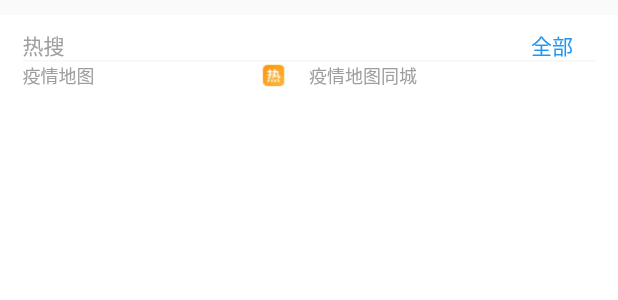
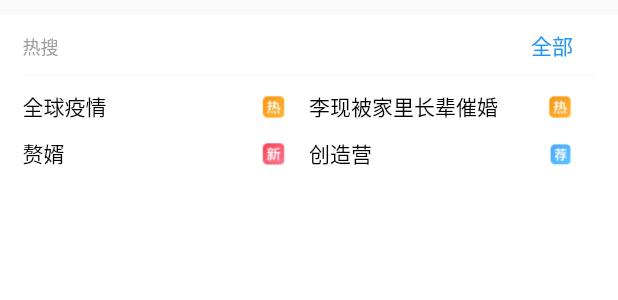
Before and after one commit to linliff/weibo_international_flutter, a Flutter app: the HotSearchWidget widget shown alone on an empty page, opened directly, on a phone screen of 412 x 824 dp. Shown: the top 300 px of the screen. Run offline on Flutter 3.47's test engine with Material 2 defaults, Android fonts, the phone set to English and light mode, and no system bars; our stand-ins replace dio, video_player; generated files the repository leaves out were written again; network calls fail.

Commit message:
完善趋势页面

```diff
--- a/lib/main/discover/HotSearchWidget.dart
+++ b/lib/main/discover/HotSearchWidget.dart
@@ -16,12 +16,13 @@ class HotSearchWidget extends StatelessWidget {
   Widget build(BuildContext context) {
     return Container(
         margin: EdgeInsets.only(top: 10),
-        padding: EdgeInsets.only(top: 10, right: 15, left: 15),
+        padding: EdgeInsets.only(top: 10, right: 15, left: 15, bottom: 10),
         color: Colors.white,
         child: Column(
           children: [
-            _getTitleWidget('热搜'),
+            _getTitleWidget(),
             Container(
+              margin: EdgeInsets.only(top: 10, bottom: 10),
               height: 0.5,
               color: GlobalConfig.color_light_gray,
             ),
@@ -31,13 +32,13 @@ class HotSearchWidget extends StatelessWidget {
                   child: Row(
                     children: <Widget>[
                       Text(
-                        "疫情地图",
-                        style: TextStyle(fontSize: 12, color: Colors.grey),
+                        "全球疫情",
+                        style: TextStyle(fontSize: 14, color: Colors.black),
                       ),
                       Spacer(),
                       Container(
                         margin: EdgeInsets.only(right: 15),
-                        child:ImageSourceUtil.getImageByPath(
+                        child: ImageSourceUtil.getImageByPath(
                           Constant.ASSETS_IMG + 'ic_hot_hot.jpg',
                           17,
                           17,
@@ -51,12 +52,65 @@ class HotSearchWidget extends StatelessWidget {
                   child: Row(
                     children: <Widget>[
                       Text(
-                        "疫情地图",
-                        style: TextStyle(fontSize: 12, color: Colors.grey),
+                        "李现被家里长辈催婚",
+                        style: TextStyle(fontSize: 14, color: Colors.black),
                       ),
+                      Spacer(),
+                      Container(
+                        margin: EdgeInsets.only(right: 15),
+                        child: ImageSourceUtil.getImageByPath(
+                          Constant.ASSETS_IMG + 'ic_hot_hot.jpg',
+                          17,
+                          17,
+                        ),
+                      ),
+                    ],
+                  ),
+                  flex: 1,
+                ),
+              ],
+            ),
+            Container(
+              margin: EdgeInsets.only(bottom: 10),
+              height: 0.5,
+            ),
+            Row(
+              children: <Widget>[
+                new Expanded(
+                  child: Row(
+                    children: <Widget>[
                       Text(
-                        "同城",
-                        style: TextStyle(fontSize: 12, color: Colors.grey),
+                        "赘婿",
+                        style: TextStyle(fontSize: 14, color: Colors.black),
+                      ),
+                      Spacer(),
+                      Container(
+                        margin: EdgeInsets.only(right: 15),
+                        child: ImageSourceUtil.getImageByPath(
+                          Constant.ASSETS_IMG + 'ic_hot_new.jpg',
+                          17,
+                          17,
+                        ),
+                      ),
+                    ],
+                  ),
+                  flex: 1,
+                ),
+                new Expanded(
+                  child: Row(
+                    children: <Widget>[
+                      Text(
+                        "创造营",
+                        style: TextStyle(fontSize: 14, color: Colors.black),
+                      ),
+                      Spacer(),
+                      Container(
+                        margin: EdgeInsets.only(right: 15),
+                        child: ImageSourceUtil.getImageByPath(
+                          Constant.ASSETS_IMG + 'ic_hot_rec.jpg',
+                          17,
+                          17,
+                        ),
                       ),
                     ],
                   ),
@@ -68,7 +122,7 @@ class HotSearchWidget extends StatelessWidget {
         ));
   }
 
-  Widget _getTitleWidget(String title) {
+  Widget _getTitleWidget() {
     return Column(
       children: <Widget>[
         Container(
@@ -78,9 +132,9 @@ class HotSearchWidget extends StatelessWidget {
               crossAxisAlignment: CrossAxisAlignment.end,
               children: <Widget>[
                 Container(
-                  child: Text(title,
+                  child: Text('热搜',
                       style: TextStyle(
-                        fontSize: 14,
+                        fontSize: 12,
                         color: Colors.grey,
                       )),
                 ),
@@ -97,10 +151,6 @@ class HotSearchWidget extends StatelessWidget {
             ),
           ),
         ),
-        Container(
-          height: 0.5,
-          color: GlobalConfig.color_light_gray,
-        )
       ],
     );
   }
--- a/lib/main/discover/TrendFourWidget.dart
+++ b/lib/main/discover/TrendFourWidget.dart
@@ -1,21 +1,12 @@
-import 'dart:async';
-
 import 'package:flutter/material.dart';
 import 'package:weibo_international_flutter/Constant.dart';
-import 'package:weibo_international_flutter/model/list/WeiboItemBean.dart';
-import 'package:weibo_international_flutter/utils/DataUtil.dart';
-import 'package:weibo_international_flutter/utils/ImageSourceUtil.dart';
-import 'package:weibo_international_flutter/widget/MatchText.dart';
-import 'package:weibo_international_flutter/widget/ParsedText.dart';
-import 'package:weibo_international_flutter/widget/likebutton/LikeButton.dart';
-import 'package:weibo_international_flutter/widget/likebutton/utils/LikeButtonModel.dart';
 
 class TrendFourWidget extends StatelessWidget {
   @override
   Widget build(BuildContext context) {
     return Container(
       margin: EdgeInsets.only(top: 10),
-      padding: EdgeInsets.only(top: 10, right: 15, left: 15),
+      padding: EdgeInsets.only(top: 10, right: 15, left: 15, bottom: 10),
       color: Colors.white,
       child: Row(
         mainAxisSize: MainAxisSize.min,
--- a/lib/main/discover/TrendPage.dart
+++ b/lib/main/discover/TrendPage.dart
@@ -2,6 +2,9 @@ import 'dart:async';
 
 import 'package:dio/dio.dart';
 import 'package:flutter/material.dart';
+import 'package:weibo_international_flutter/main/discover/HotSearchWidget.dart';
+import 'package:weibo_international_flutter/main/discover/TopicWidget.dart';
+import 'package:weibo_international_flutter/main/discover/TrendFourWidget.dart';
 import 'package:weibo_international_flutter/main/discover/TrendVideoWidget.dart';
 import 'package:weibo_international_flutter/model/discover/video/VideoModel.dart';
 import 'package:weibo_international_flutter/widget/EmptyHolder.dart';
@@ -30,6 +33,10 @@ class TrendPage extends StatefulWidget {
 
 class TrendPageState extends State<TrendPage>
     with AutomaticKeepAliveClientMixin {
+  final int TYPE_FOUR_WIDGET = 1;
+  final int TYPE_HOT_SEARCH = 2;
+  final int TYPE_HOT_TOPIC = 3;
+
   List<Object> listData = List();
   int listDataPage = -1;
   var haveMoreData = true;
@@ -105,14 +112,22 @@ class TrendPageState extends State<TrendPage>
       return Container();
     }
 
+    Object data = listData[index];
+    if (data is int) {
+      if (data == TYPE_FOUR_WIDGET) {
+        return TrendFourWidget();
+      }
+      if (data == TYPE_HOT_SEARCH) {
+        return new HotSearchWidget();
+      }
+
+      if (data == TYPE_HOT_TOPIC) {
+        return new TopicWidget();
+      }
+    }
+
     return InkWell(
-      onTap: () {
-        // Navigator.of(context).push(MaterialPageRoute(builder: (ctx) {
-        //   return WeiBoDetailPage(
-        //     mModel: model,
-        //   );
-        // }));
-      },
+      onTap: () {},
       child: TrendVideoWidget(listData[index]),
     );
   }
@@ -174,9 +189,9 @@ class TrendPageState extends State<TrendPage>
   }
 
   void setTopData() {
-    listData.add('TrendFore');
-    listData.add('TrendFore');
-    listData.add('TrendFore');
+    listData.insert(0, TYPE_FOUR_WIDGET);
+    listData.insert(1, TYPE_HOT_SEARCH);
+    listData.insert(2, TYPE_HOT_TOPIC);
   }
 
   @override
```
Also changed, not shown: lib/main/discover/TopicWidget.dart (+0 -7 lines).
